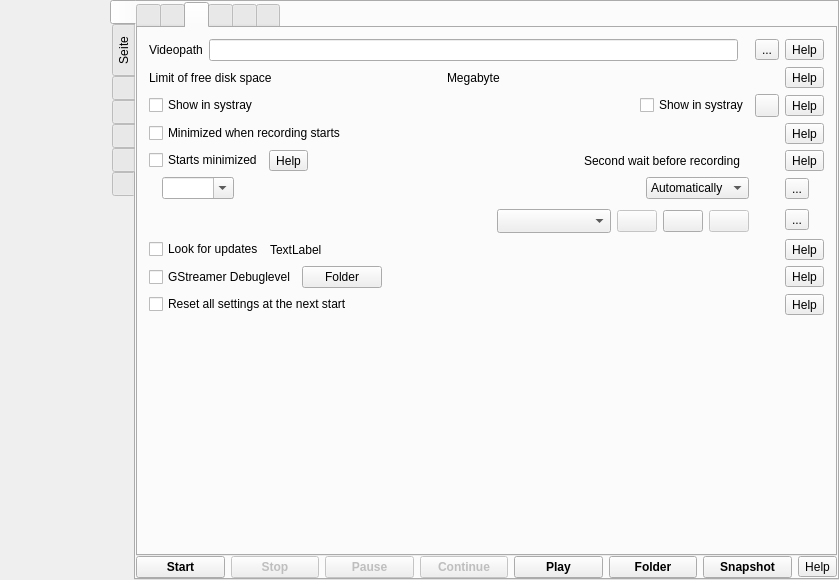
Old version of the form src/formMainWindow.ui in the repository vkohaupt/vokoscreenNG.
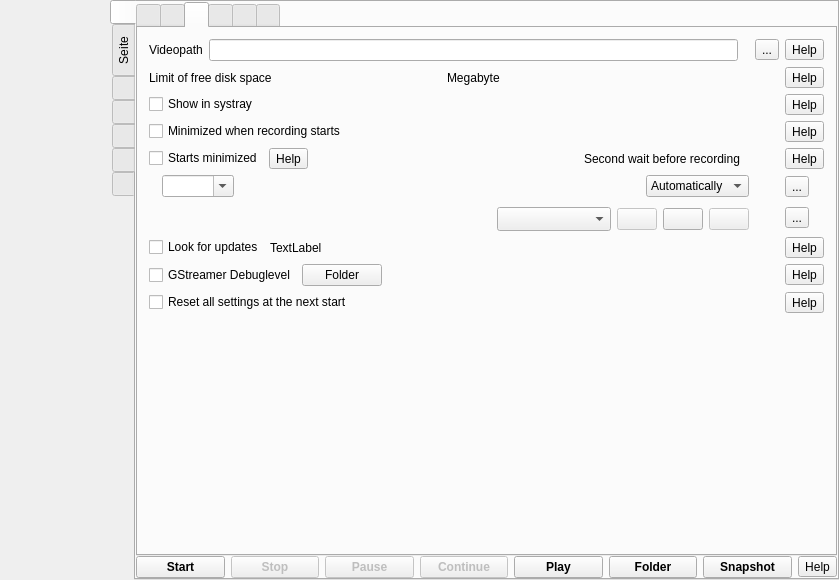
New version of the form. The open tabs and pages were chosen to show the change. Icons and pictures are not drawn.

Commit message: Dropped SystrayAlternative

```diff
--- a/src/formMainWindow.ui
+++ b/src/formMainWindow.ui
@@ -1910,13 +1910,6 @@
                    <property name="bottomMargin">
                     <number>0</number>
                    </property>
-                   <item>
-                    <widget class="QCheckBox" name="checkBoxShowInSystrayAlternative">
-                     <property name="text">
-                      <string>Show in systray</string>
-                     </property>
-                    </widget>
-                   </item>
                   </layout>
                  </widget>
                 </item>
@@ -2207,20 +2200,6 @@
                 </property>
                </widget>
               </item>
-              <item row="2" column="1">
-               <widget class="QToolButton" name="toolButtonShowInSystrayAlternativeReset">
-                <property name="toolTip">
-                 <string>Reset</string>
-                </property>
-                <property name="text">
-                 <string notr="true"/>
-                </property>
-                <property name="icon">
-                 <iconset resource="screencast.qrc">
-                  <normaloff>:/pictures/screencast/undo.png</normaloff>:/pictures/screencast/undo.png</iconset>
-                </property>
-               </widget>
-              </item>
               <item row="7" column="0">
                <layout class="QHBoxLayout" name="horizontalLayout_17">
                 <item>
```
Left out of the diff: 8 changed lines with no effect on the pictures. The commit also changes 2 other files.
